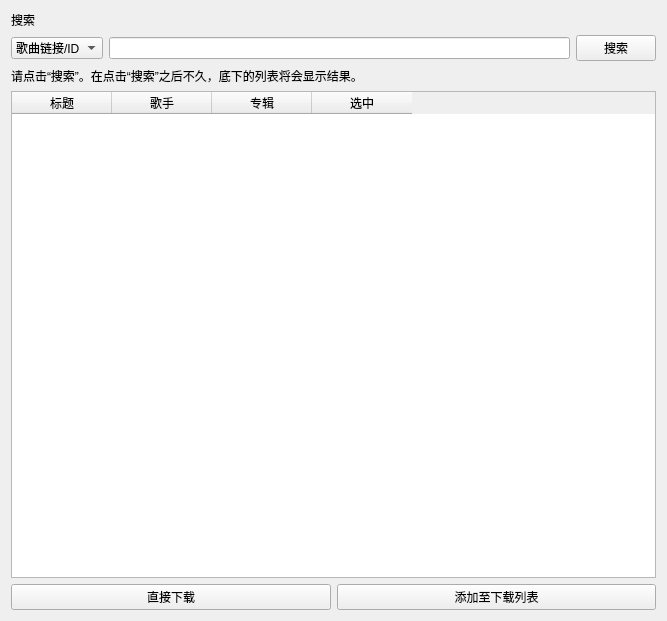
This is view/search_frame.ui in Cooooldwind/netease-downloader as Qt 5 draws it before an edit. The edited form follows.
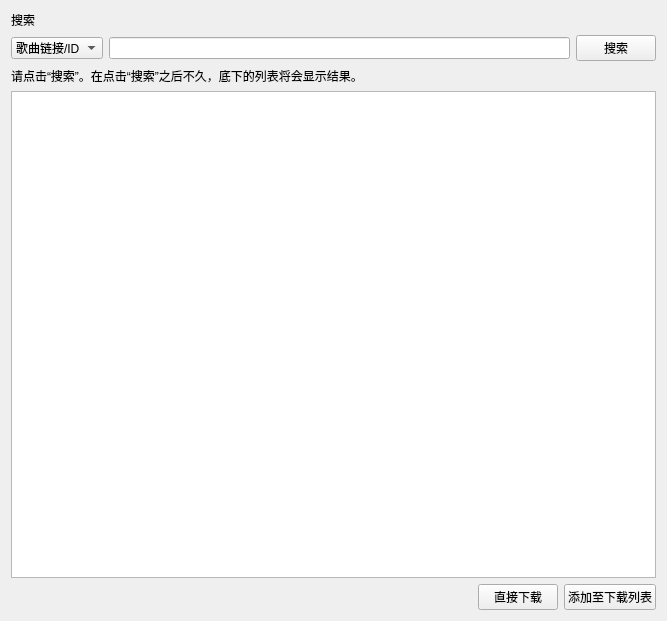
This is the edited form. Custom widgets are drawn as their Qt base class.

Diff of the .ui file:
```diff
--- a/view/search_frame.ui
+++ b/view/search_frame.ui
@@ -68,30 +68,34 @@
    </item>
    <item>
     <widget class="TableWidget" name="SearchResultTable">
+     <attribute name="horizontalHeaderVisible">
+      <bool>false</bool>
+     </attribute>
+     <attribute name="verticalHeaderVisible">
+      <bool>false</bool>
+     </attribute>
      <column>
       <property name="text">
-       <string>标题</string>
-      </property>
-     </column>
-     <column>
-      <property name="text">
-       <string>歌手</string>
-      </property>
-     </column>
-     <column>
-      <property name="text">
-       <string>专辑</string>
-      </property>
-     </column>
-     <column>
-      <property name="text">
-       <string>选中</string>
+       <string>新建列</string>
       </property>
      </column>
     </widget>
    </item>
    <item>
     <layout class="QHBoxLayout" name="DownloadHorizontalLayout">
+     <item>
+      <spacer name="horizontalSpacer">
+       <property name="orientation">
+        <enum>Qt::Orientation::Horizontal</enum>
+       </property>
+       <property name="sizeHint" stdset="0">
+        <size>
+         <width>40</width>
+         <height>20</height>
+        </size>
+       </property>
+      </spacer>
+     </item>
      <item>
       <widget class="PrimaryPushButton" name="DownloadPushButton">
        <property name="text">
@@ -116,6 +120,11 @@
    <extends>QLabel</extends>
    <header>qfluentwidgets</header>
   </customwidget>
+  <customwidget>
+   <class>BodyLabel</class>
+   <extends>QLabel</extends>
+   <header>qfluentwidgets</header>
+  </customwidget>
   <customwidget>
    <class>ComboBox</class>
    <extends>QComboBox</extends>
@@ -131,11 +140,6 @@
    <extends>QPushButton</extends>
    <header location="global">qfluentwidgets</header>
   </customwidget>
-  <customwidget>
-   <class>BodyLabel</class>
-   <extends>QLabel</extends>
-   <header location="global">qfluentwidgets</header>
-  </customwidget>
   <customwidget>
    <class>TableWidget</class>
    <extends>QTableWidget</extends>
```
